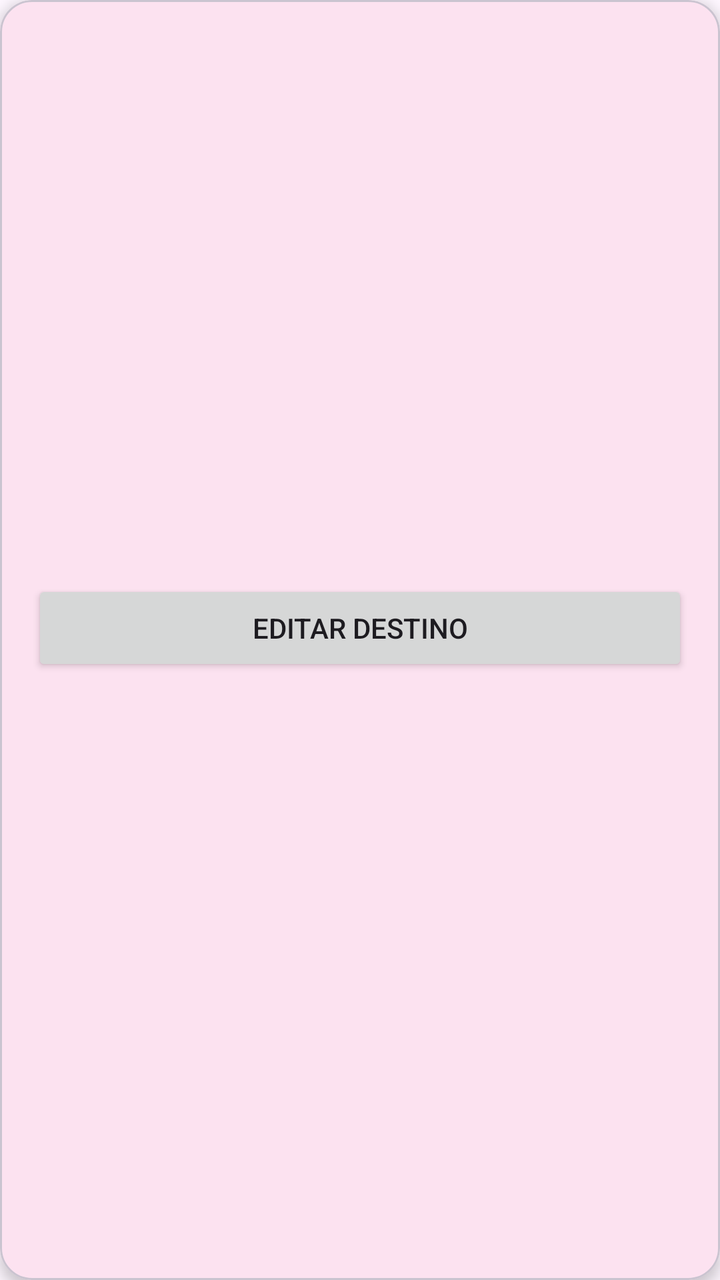
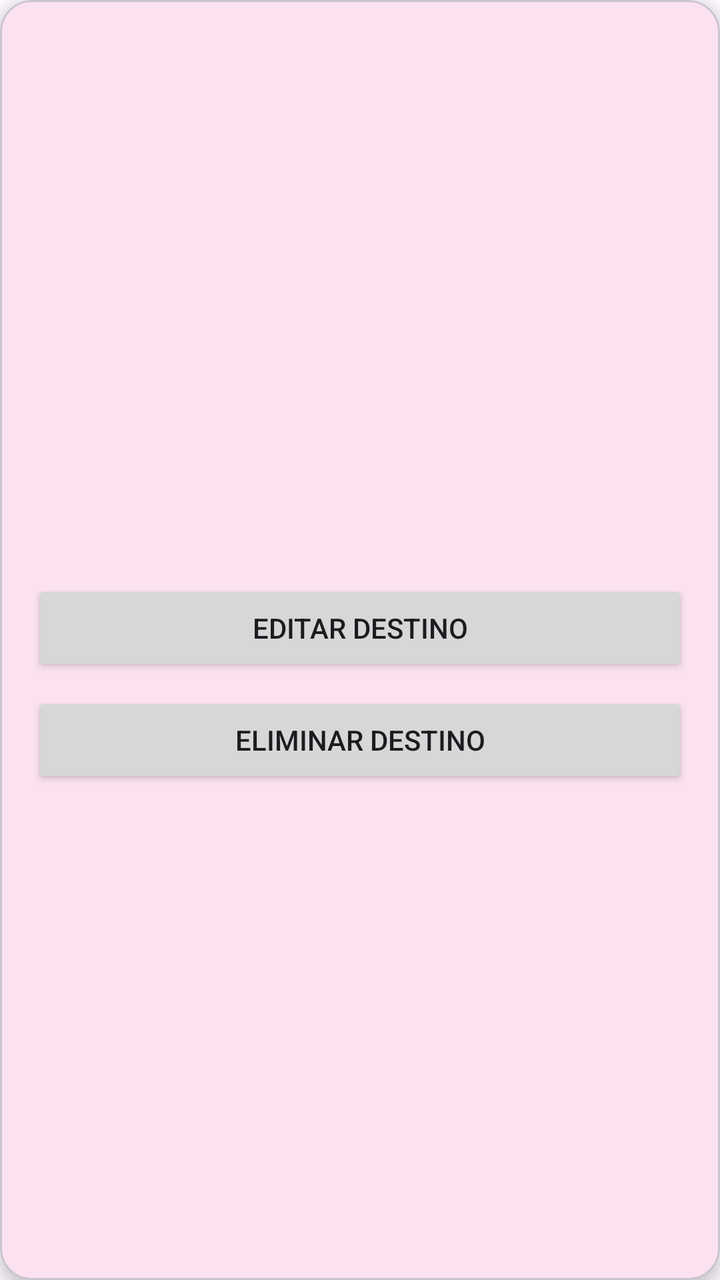

Before-and-after screenshots of an Android layout around one commit, followed by the original layout XML and the change that was made.
<!-- AndroidManifest.xml: application theme Theme.Odiseo -->
<!-- res/layout/item_editar_destino.xml -->
<?xml version="1.0" encoding="utf-8"?>
<com.google.android.material.card.MaterialCardView
    xmlns:android="http://schemas.android.com/apk/res/android"
    xmlns:app="http://schemas.android.com/apk/res-auto"
    android:layout_width="match_parent"
    android:layout_height="wrap_content"
    android:layout_marginStart="16dp"
    android:layout_marginEnd="16dp"
    android:layout_marginTop="8dp"
    android:layout_marginBottom="8dp"
    app:cardCornerRadius="16dp"
    app:cardElevation="4dp">

    <LinearLayout
        android:layout_width="match_parent"
        android:layout_height="wrap_content"
        android:orientation="vertical">

        <ImageView
            android:id="@+id/ivEditarDestino"
            android:layout_width="match_parent"
            android:layout_height="180dp"
            android:contentDescription="@string/imagen_destino"
            android:scaleType="centerCrop" />

        <LinearLayout
            android:layout_width="match_parent"
            android:layout_height="wrap_content"
            android:orientation="vertical"
            android:padding="16dp">

            <TextView
                android:id="@+id/tvEditarNombre"
                android:layout_width="match_parent"
                android:layout_height="wrap_content"
                android:textColor="@color/primary_text"
                android:textSize="20sp"
                android:textStyle="bold" />

            <TextView
                android:id="@+id/tvEditarPais"
                android:layout_width="match_parent"
                android:layout_height="wrap_content"
                android:layout_marginTop="6dp"
                android:textColor="@color/secondary_text"
                android:textSize="15sp" />

            <TextView
                android:id="@+id/tvEditarPrecio"
                android:layout_width="match_parent"
                android:layout_height="wrap_content"
                android:layout_marginTop="6dp"
                android:textColor="@color/primary"
                android:textSize="17sp"
                android:textStyle="bold" />

            <Button
                android:id="@+id/btnEditarDestino"
                android:layout_width="match_parent"
                android:layout_height="wrap_content"
                android:layout_marginTop="12dp"
                android:text="@string/editar_destino" />

        </LinearLayout>

    </LinearLayout>

</com.google.android.material.card.MaterialCardView>
<!-- resources referenced by this layout -->
<resources>
  <color name="primary">#E91E63</color>
  <color name="primary_text">#212121</color>
  <color name="secondary_text">#757575</color>
  <string name="editar_destino">Editar destino</string>
  <string name="imagen_destino">Imagen del destino turístico</string>
  <style name="Theme.Odiseo" parent="Base.Theme.Odiseo" />
  <style name="Base.Theme.Odiseo" parent="Theme.Material3.DayNight.NoActionBar">
  
          <item name="colorPrimary">@color/primary</item>
          <item name="colorOnPrimary">@color/white</item>
  
          <item name="colorPrimaryContainer">@color/light_primary</item>
          <item name="colorOnPrimaryContainer">@color/primary_text</item>
  
          <item name="colorSecondary">@color/accent</item>
          <item name="colorOnSecondary">@color/white</item>
  
          <item name="android:colorAccent">@color/primary</item>
  
      </style>
  <color name="white">#FFFFFF</color>
  <color name="light_primary">#F8BBD0</color>
  <color name="accent">#607D8B</color>
</resources>

<!-- the commit's change to res/layout/item_editar_destino.xml (unified diff, before → after) -->
@@ -61,6 +61,13 @@
                 android:layout_marginTop="12dp"
                 android:text="@string/editar_destino" />
 
+            <Button
+                android:id="@+id/btnEliminarDestino"
+                android:layout_width="match_parent"
+                android:layout_height="wrap_content"
+                android:layout_marginTop="8dp"
+                android:text="@string/eliminar_destino" />
+
         </LinearLayout>
 
     </LinearLayout>
<!-- resource entries referenced after the edit -->
@@ -4,6 +4,7 @@
   <color name="primary_text">#212121</color>
   <color name="secondary_text">#757575</color>
   <string name="editar_destino">Editar destino</string>
+  <string name="eliminar_destino">Eliminar destino</string>
   <string name="imagen_destino">Imagen del destino turístico</string>
   <style name="Theme.Odiseo" parent="Base.Theme.Odiseo" />
   <style name="Base.Theme.Odiseo" parent="Theme.Material3.DayNight.NoActionBar">
